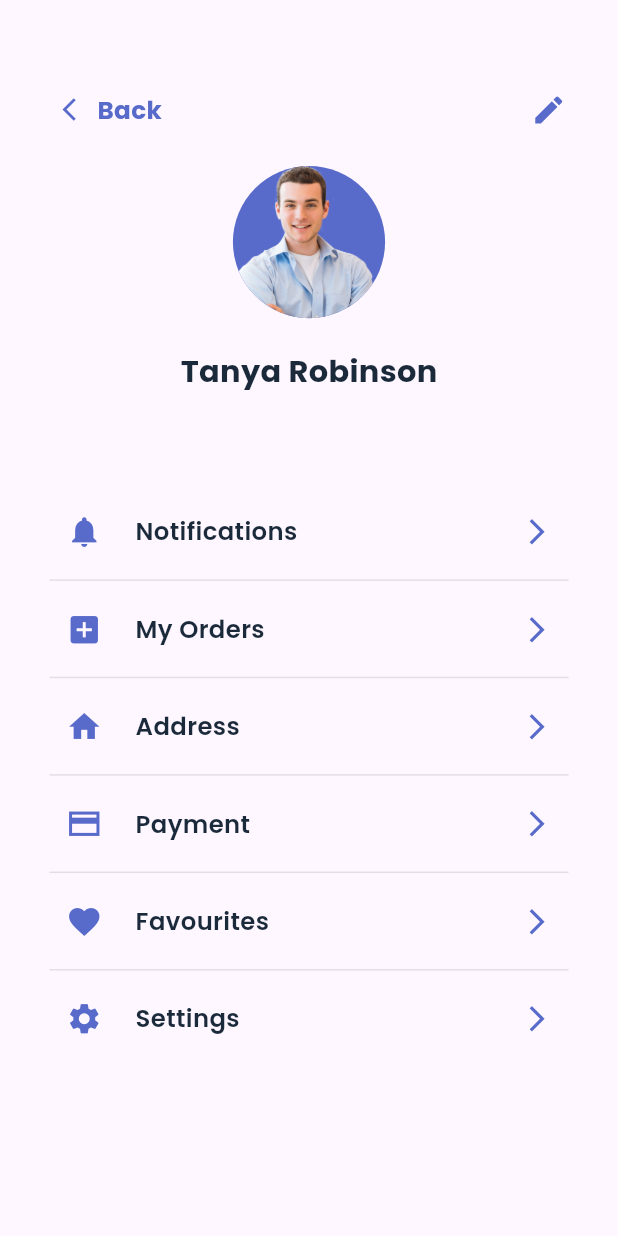
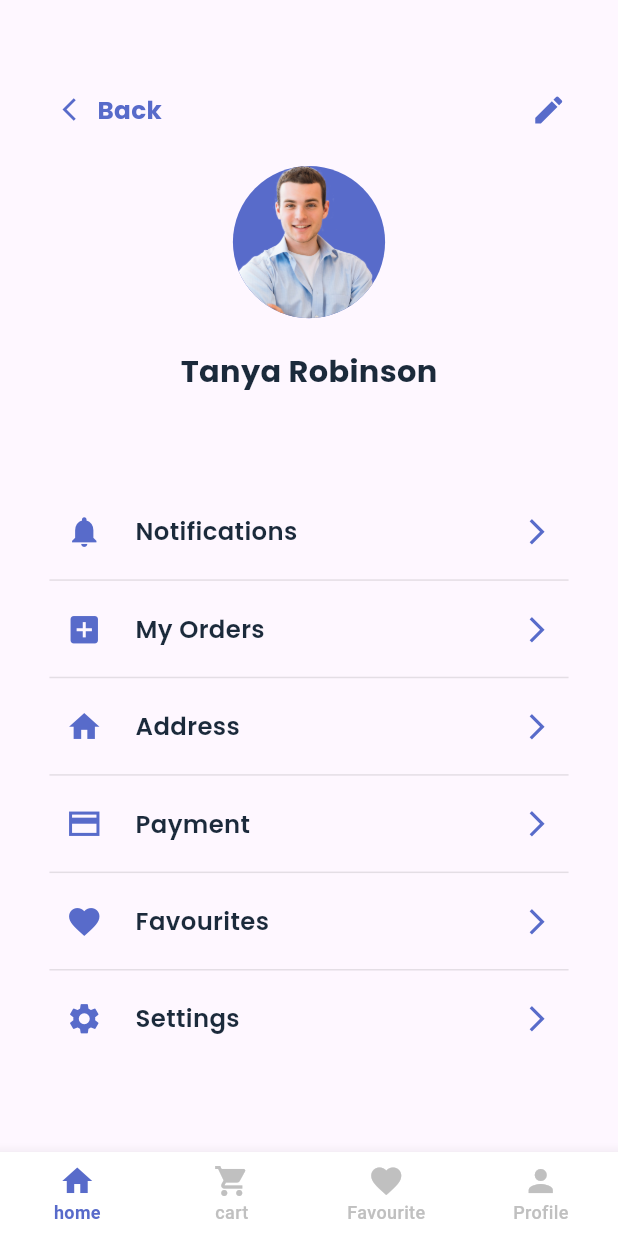
Before and after one commit to mohamedwadi/b_store_e_commerce, a Flutter app: the ProfileScreen screen opened by its route, on a phone screen of 412 x 824 dp. Run offline on Flutter 3.47's test engine with Material 2 defaults, Android fonts, the phone set to English and light mode, and no system bars; our stand-ins replace flutter_screenutil, google_fonts.

Commit message:
proplem in profile screen

```diff
--- a/lib/view/setting/profile_screen.dart
+++ b/lib/view/setting/profile_screen.dart
@@ -19,7 +19,124 @@ class _ProfileScreenState extends State<ProfileScreen> {
   Widget build(BuildContext context) {
     var selectedIconsBottom = 0;
     return Scaffold(
-      body: BodyProfileView(),
+      bottomNavigationBar:  BottomNavigationBar(
+        selectedItemColor: ManagerColors.appColor,
+        currentIndex: selectedIconsBottom,
+        unselectedItemColor: ManagerColors.colorBottomIconUnSelected,
+        type: BottomNavigationBarType.fixed,
+        backgroundColor: Colors.white,
+        selectedFontSize: 12,
+        unselectedFontSize: 12,
+        selectedLabelStyle: TextStyle(
+            fontWeight: FontWeight.bold
+        ),unselectedLabelStyle: TextStyle(
+          fontWeight: FontWeight.w500
+      ),
+        onTap:(index){
+          setState(() {
+            selectedIconsBottom = index;
+          });
+        },
+        items: [
+          BottomNavigationBarItem(
+            icon: Icon(Icons.home),label: 'home',
+          ),
+          BottomNavigationBarItem(
+              icon: Icon(Icons.shopping_cart), label: 'cart'
+          ),   BottomNavigationBarItem(
+              icon: Icon(Icons.favorite), label: 'Favourite'
+          ),BottomNavigationBarItem(
+              icon: Icon(Icons.person), label: 'Profile'
+          ),
+        ],
+      ),
+      body: Column(
+        children: [
+          CustomAppBar(
+            leadingIcons: Icons.arrow_back_ios_new,
+            trailingIcons: Icons.edit,
+            sizeTrailingIcons: null,
+            title: 'Back',
+            sizeLeadingIcons: 18,
+            onTapLeading: () {},
+            onTapTrailing: () {},
+          ),
+          Container(
+            margin: EdgeInsetsDirectional.only(top: 25.h),
+            height: 100.h,
+            width: 100.h,
+            child: CircleAvatar(
+              backgroundImage: AssetImage(ImagesPath.manImage),
+              backgroundColor: ManagerColors.appColor,
+              radius: 50.r,
+            ),
+          ),
+          SizedBox(height: 20.h,),
+          CustomText(text: 'Tanya Robinson', color: ManagerColors.textInputColor,size: 20
+            , weight: FontWeight.bold,),
+          SizedBox(height: 60.h,),
+
+          /**
+           * هان في مشكلة في الطول ما بيزبط نفس التصميم
+           */
+          Column(
+            children: [
+              CustomCardProfile(
+                onTap: (){},
+                title: 'Notifications',
+                leadingIconColor: ManagerColors.appColor,
+                trailingIconColor: ManagerColors.appColor,
+                leadingIcons: Icons.notifications,
+                trailingIcons: Icons.arrow_forward_ios,
+              ),
+              CustomCardProfile(
+                onTap: (){},
+                title: 'My Orders',
+                leadingIconColor: ManagerColors.appColor,
+                trailingIconColor: ManagerColors.appColor,
+                leadingIcons: Icons.add_box,
+                trailingIcons: Icons.arrow_forward_ios,
+              ),
+              CustomCardProfile(
+                onTap: (){},
+                title: 'Address',
+                leadingIconColor: ManagerColors.appColor,
+                trailingIconColor: ManagerColors.appColor,
+                leadingIcons: Icons.home,
+                trailingIcons: Icons.arrow_forward_ios,
+              ),
+              CustomCardProfile(
+                onTap: (){},
+                title: 'Payment',
+                leadingIconColor: ManagerColors.appColor,
+                trailingIconColor: ManagerColors.appColor,
+                leadingIcons: Icons.credit_card_sharp,
+                trailingIcons: Icons.arrow_forward_ios,
+              ),
+              CustomCardProfile(
+                onTap: (){},
+                title: 'Favourites',
+                leadingIconColor: ManagerColors.appColor,
+                trailingIconColor: ManagerColors.appColor,
+                leadingIcons: Icons.favorite,
+                trailingIcons: Icons.arrow_forward_ios,
+              ),
+              CustomCardProfile(
+                onTap: (){
+                  print('object');
+                },
+                title: 'Settings',
+                leadingIconColor: ManagerColors.appColor,
+                trailingIconColor: ManagerColors.appColor,
+                leadingIcons: Icons.settings,
+                trailingIcons: Icons.arrow_forward_ios,
+                divider: false,
+              ),
+              SizedBox(height: 14.h,)
+            ],
+          )
+        ],
+      ),
     );
   }
 }
```
